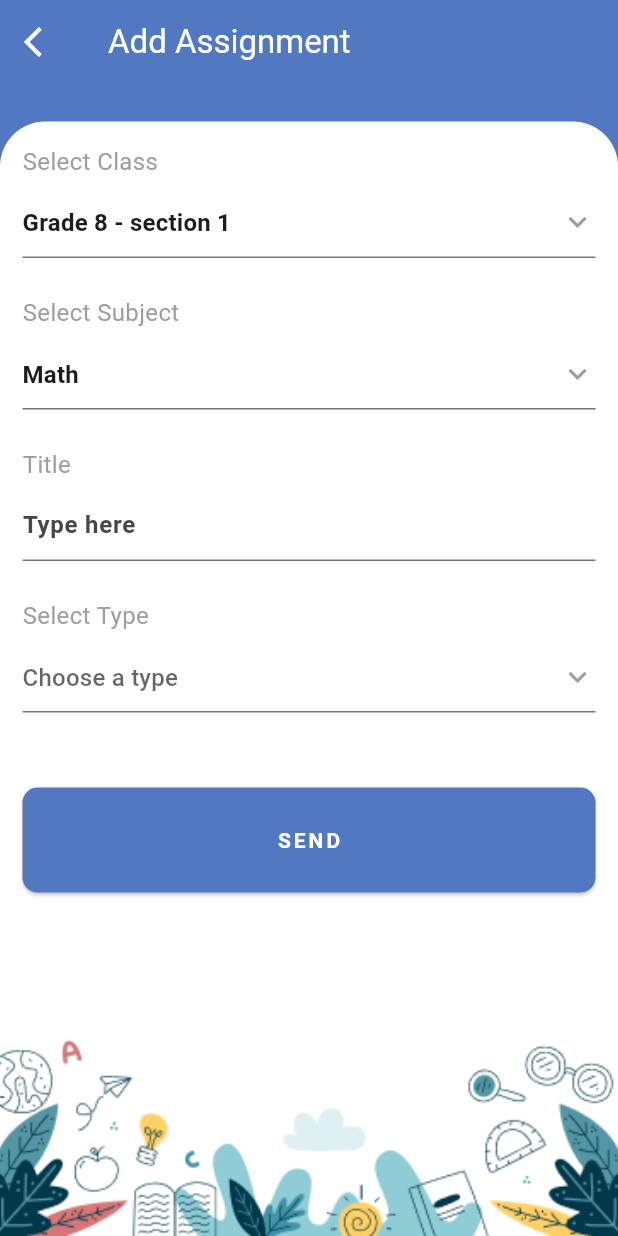
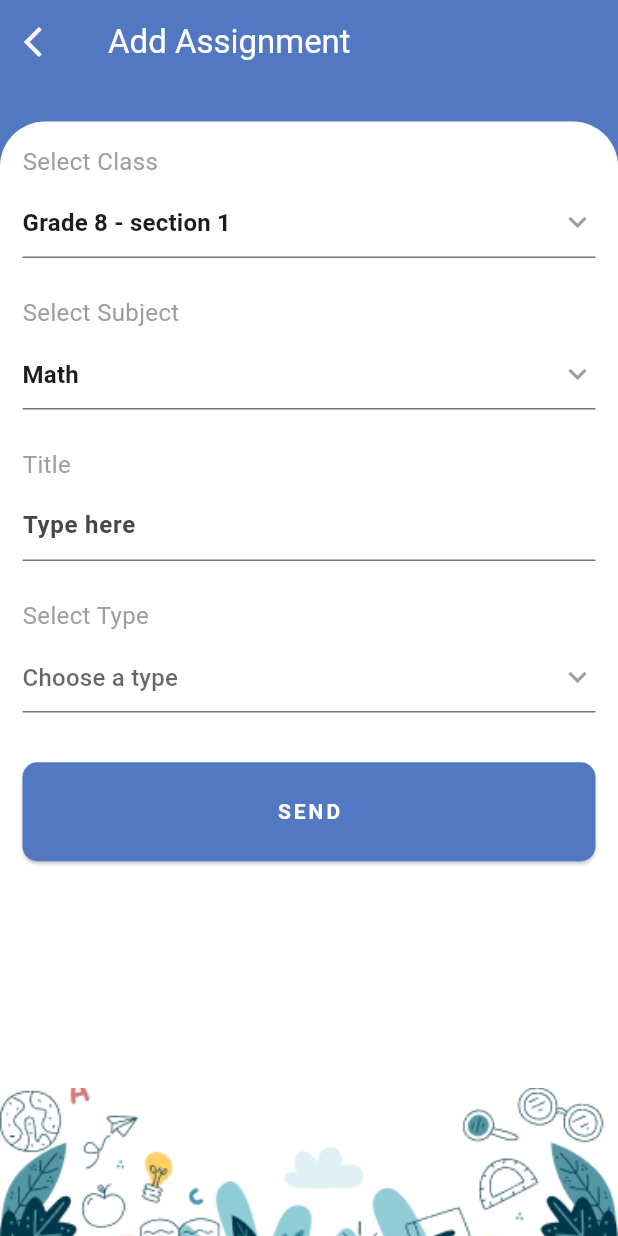
Before and after one commit to georgecabaccang/iskulapp-flutter, a Flutter app: the AddAssignmentPage screen opened directly, on a phone screen of 412 x 824 dp. Run offline on Flutter 3.47's test engine with Material 3 defaults, Android fonts, the phone set to English and light mode, and no system bars; our stand-ins replace flutter_bloc, flutter_dotenv, flutter_secure_storage, flutter_spinkit, freezed_annotation, table_calendar; accounts and stored records are empty.

Commit message:
removed unnecessary imports and edited image sizing for add assignment page

```diff
--- a/assets/addAssignmentData/type.json
+++ /dev/null
@@ -1,5 +0,0 @@
-[
-  "Online",
-  "In App",
-  "Take Home"
-  ]
--- /dev/null
+++ b/assets/classes.json
@@ -0,0 +1,6 @@
+[
+    "Grade 8 - section 1",
+    "Grade 8 - section 2",
+    "Grade 8 - section 3",
+    "Grade 8 - section 4"
+  ]
--- a/lib/pages/teacher/add_assignment_page.dart
+++ b/lib/pages/teacher/add_assignment_page.dart
@@ -84,10 +84,10 @@ class _AddAssignmentPageState extends State<AddAssignmentPage>
                   children: [
                     const AddAssignmentForm(),
                     SizedBox(
-                      height: 150,
+                     height: MediaQuery.of(context).size.height * 0.12, // Adjust height as needed
                       width: double.infinity,
                       child: Image.asset(
-                        'assets/images/AddAssignmentImage.png', // Replace with your image path
+                        'assets/images/AddAssignmentImage.png',
                         fit: BoxFit.cover,
                       ),
                     ),
--- a/lib/pages/teacher/widget/add_assignment_form.dart
+++ b/lib/pages/teacher/widget/add_assignment_form.dart
@@ -153,7 +153,7 @@ class _AddAssignmentFormState extends State<AddAssignmentForm> {
                 "AI Generated",
                 style: TextStyle(color: Colors.grey, fontSize: 16),
               ),
-              const SizedBox(height: 5),
+              SizedBox(height: MediaQuery.of(context).size.height * 0.01),
               AddAssignmentDropdown(
                 value: aiGenerated,
                 items: aiOptions,
@@ -169,7 +169,7 @@ class _AddAssignmentFormState extends State<AddAssignmentForm> {
                 "Instructions",
                 style: TextStyle(color: Colors.grey, fontSize: 16),
               ),
-              const SizedBox(height: 5),
+               SizedBox(height: MediaQuery.of(context).size.height * 0.01),
               TextField(
                 controller: instructionsController,
                 decoration: const InputDecoration(
@@ -180,14 +180,14 @@ class _AddAssignmentFormState extends State<AddAssignmentForm> {
                 ),
               ),
             ],
-            const SizedBox(height: 25), // Add spacing before the button
+             SizedBox(height: MediaQuery.of(context).size.height * 0.01), // Add spacing before the button
             ElevatedButton(
               onPressed: () {
                 // Handle button press (e.g., submit the form)
               },
               style: ElevatedButton.styleFrom(
                 backgroundColor: const Color(0xFF5278C1), // Background color
-                minimumSize: const Size(double.infinity, 70),
+                minimumSize:  Size(double.infinity, MediaQuery.of(context).size.height * 0.08),
                 shape: RoundedRectangleBorder(
                   borderRadius: BorderRadius.circular(10.0), // Border radius
                 ), // Full width and fixed height
--- a/pubspec.yaml
+++ b/pubspec.yaml
@@ -78,7 +78,6 @@ flutter:
     - assets/images/AddAssignmentImage.png
     - assets/addAssignmentData/classes.json
     - assets/addAssignmentData/subjects.json
-    - assets/addAssignmentData/type.json
     - .env
   #   - images/a_dot_ham.jpeg
 
```
Also changed, not shown: assets/addAssignmentData/classes.json (+3 -4 lines), 1 other file.
